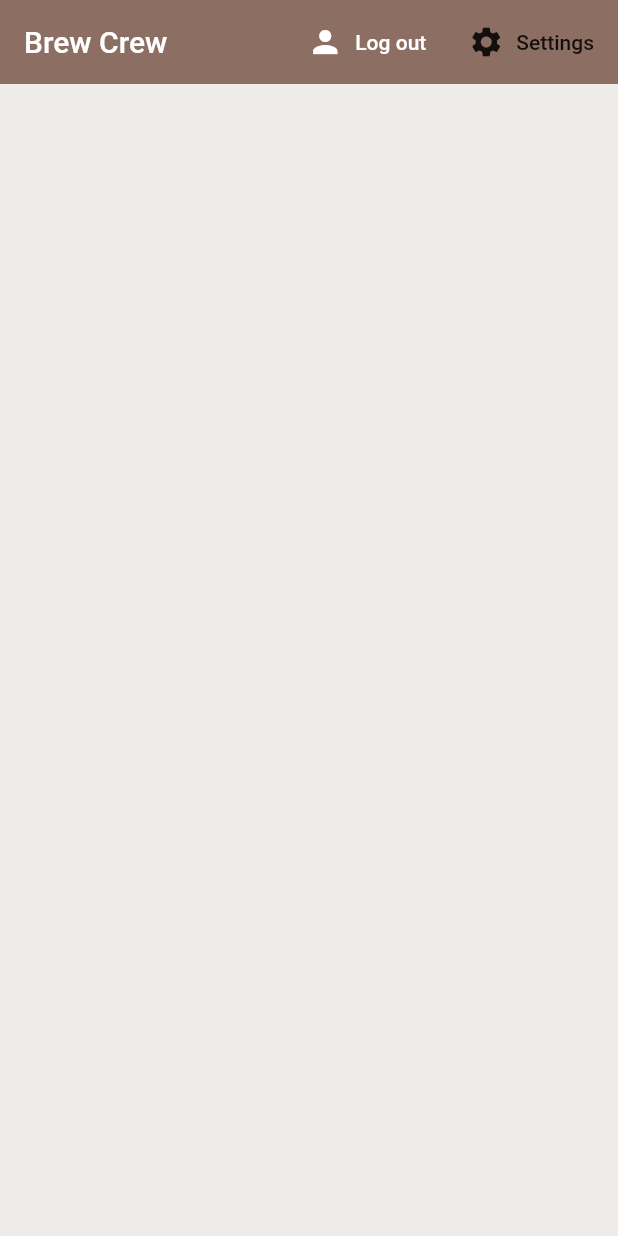
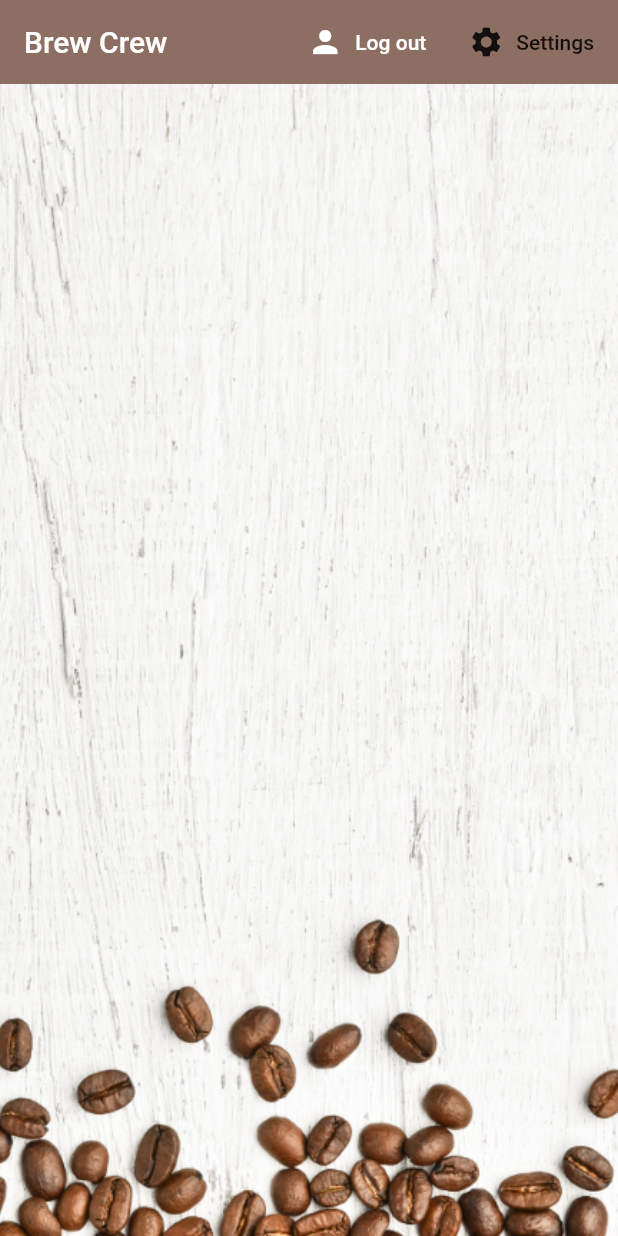
Before and after one commit to chamikaravinda/brew_crew, a Flutter app: the screen it shows once a user with an empty profile is signed in, on a phone screen of 412 x 824 dp. Run offline on Flutter 3.47's test engine with Material 2 defaults, Android fonts, the phone set to English and light mode, and no system bars; our stand-ins replace cloud_firestore, firebase_auth, flutter_spinkit; accounts and stored records are empty.

Commit message:
final touch

```diff
--- a/lib/screens/home/brew_tile.dart
+++ b/lib/screens/home/brew_tile.dart
@@ -14,7 +14,8 @@ class BrewTile extends StatelessWidget {
         child: ListTile(
           leading: CircleAvatar(
             radius: 25.0,
-            backgroundColor: Colors.brown[brew.strength??100],
+            backgroundColor: Colors.brown[brew.strength],
+            backgroundImage: AssetImage('assets/coffee_icon.png'),
           ),
           title: Text(brew.name),
           subtitle: Text('Takes ${brew.suger} sugar(s)'),
--- a/lib/screens/home/home.dart
+++ b/lib/screens/home/home.dart
@@ -47,7 +47,14 @@ class Home extends StatelessWidget {
             )
           ],
         ),
-        body: BrewList(),
+        body: Container(
+            decoration: BoxDecoration(
+              image: DecorationImage(
+                image: AssetImage('assets/coffee_bg.png'),
+                fit: BoxFit.cover,
+              )
+            ),
+            child: BrewList()),
       ),
     );
   }
--- a/lib/services/database.dart
+++ b/lib/services/database.dart
@@ -22,7 +22,7 @@ class DatabaseService{
     return snapshot.documents.map((doc){
       return Brew(
         name: doc.data['name'] ?? '',
-        strength: doc.data['strength'] ?? 0,
+        strength: doc.data['stregth'] ?? 0,
         suger: doc.data['sugers'] ?? '0',
       );
     }).toList();
--- a/pubspec.yaml
+++ b/pubspec.yaml
@@ -46,9 +46,8 @@ flutter:
   uses-material-design: true
 
   # To add assets to your application, add an assets section, like this:
-  # assets:
-  #  - images/a_dot_burr.jpeg
-  #  - images/a_dot_ham.jpeg
+  assets:
+   - assets/
 
   # An image asset can refer to one or more resolution-specific "variants", see
   # https://flutter.dev/assets-and-images/#resolution-aware.
```
